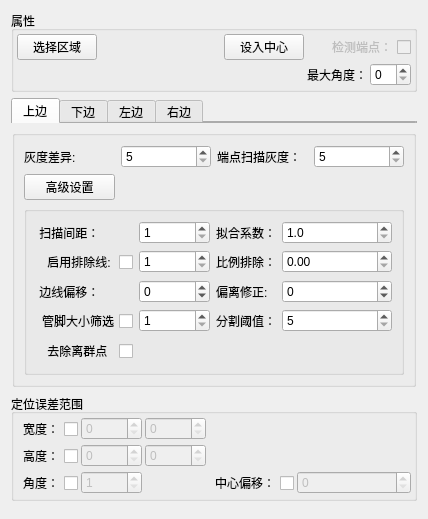
Before: the Qt Designer form standEdge/standEdgeWdg.ui in qzcv/chipsort-test, drawn with Qt 5.
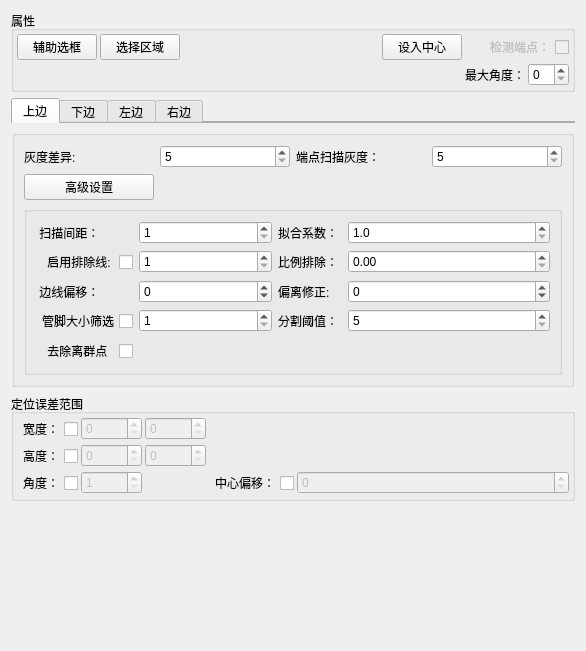
After: the same form once the commit is applied.

The edit to the form file:
```diff
--- a/standEdge/standEdgeWdg.ui
+++ b/standEdge/standEdgeWdg.ui
@@ -6,8 +6,8 @@
    <rect>
     <x>0</x>
     <y>0</y>
-    <width>428</width>
-    <height>519</height>
+    <width>586</width>
+    <height>651</height>
    </rect>
   </property>
   <property name="windowTitle">
@@ -37,7 +37,17 @@
         <property name="spacing">
          <number>3</number>
         </property>
-        <item row="0" column="2">
+        <item row="0" column="1">
+         <widget class="QPushButton" name="bt_selectRoi">
+          <property name="text">
+           <string>选择区域</string>
+          </property>
+          <property name="checkable">
+           <bool>true</bool>
+          </property>
+         </widget>
+        </item>
+        <item row="0" column="3">
          <widget class="QPushButton" name="bt_setOrigin">
           <property name="maximumSize">
            <size>
@@ -50,17 +60,20 @@
           </property>
          </widget>
         </item>
-        <item row="0" column="0">
-         <widget class="QPushButton" name="bt_selectRoi">
+        <item row="0" column="4">
+         <widget class="QCheckBox" name="cb_detectEndPoint">
+          <property name="enabled">
+           <bool>false</bool>
+          </property>
+          <property name="layoutDirection">
+           <enum>Qt::RightToLeft</enum>
+          </property>
           <property name="text">
-           <string>选择区域</string>
-          </property>
-          <property name="checkable">
-           <bool>true</bool>
+           <string>检测端点：</string>
           </property>
          </widget>
         </item>
-        <item row="3" column="3">
+        <item row="3" column="4">
          <layout class="QHBoxLayout" name="horizontalLayout_11">
           <item>
            <widget class="QLabel" name="label">
@@ -81,20 +94,7 @@
           </item>
          </layout>
         </item>
-        <item row="0" column="3">
-         <widget class="QCheckBox" name="cb_detectEndPoint">
-          <property name="enabled">
-           <bool>false</bool>
-          </property>
-          <property name="layoutDirection">
-           <enum>Qt::RightToLeft</enum>
-          </property>
-          <property name="text">
-           <string>检测端点：</string>
-          </property>
-         </widget>
-        </item>
-        <item row="0" column="1">
+        <item row="0" column="2">
          <spacer name="horizontalSpacer">
           <property name="orientation">
            <enum>Qt::Horizontal</enum>
@@ -107,6 +107,16 @@
           </property>
          </spacer>
         </item>
+        <item row="0" column="0">
+         <widget class="QPushButton" name="bt_helpRect">
+          <property name="text">
+           <string>辅助选框</string>
+          </property>
+          <property name="checkable">
+           <bool>true</bool>
+          </property>
+         </widget>
+        </item>
        </layout>
       </widget>
      </item>
```
